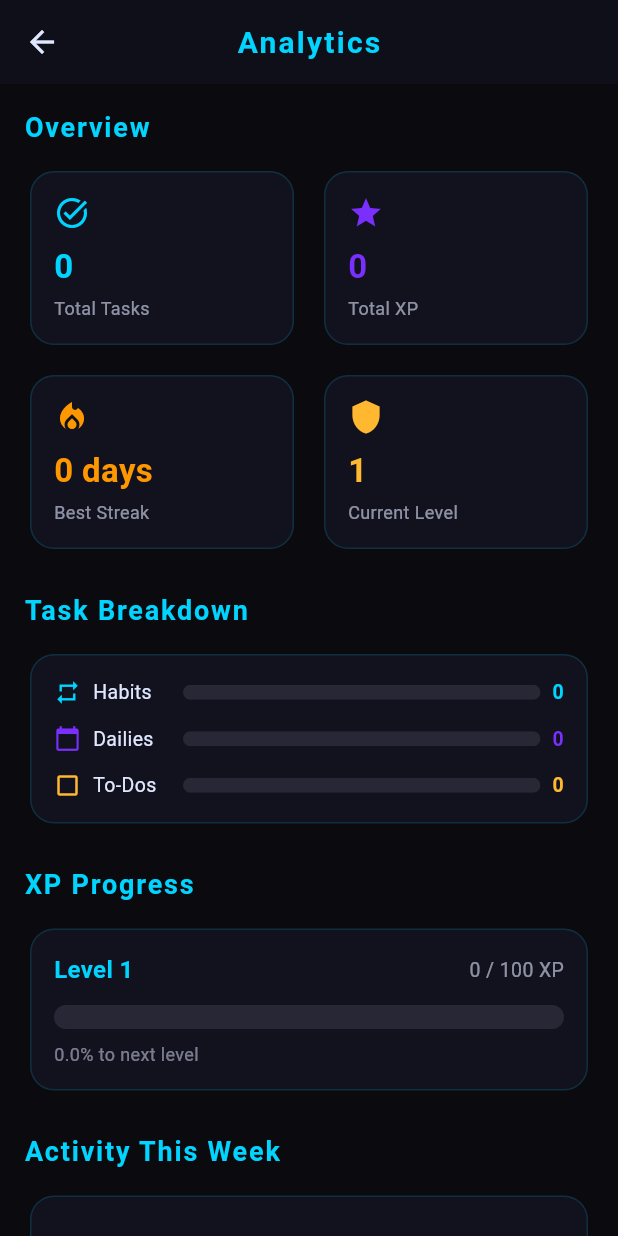
After one commit to harhyd07-oss/life_rpg, a Flutter app: the AnalyticsScreen screen opened directly, on a phone screen of 412 x 824 dp. The commit adds this screen. Run offline on Flutter 3.47's test engine with Material 3 defaults, Android fonts, the phone set to English and light mode, and no system bars; our stand-ins replace flutter_riverpod, hive, hive_flutter; accounts and stored records are empty.

Commit message:
feat: add analytics screen with task breakdown and weekly activity

```diff
--- /dev/null
+++ b/lib/core/analytics_model.dart
@@ -0,0 +1,55 @@
+import 'package:hive/hive.dart';
+
+part 'analytics_model.g.dart';
+
+@HiveType(typeId: 5)
+class AnalyticsModel {
+  @HiveField(0)
+  final int totalHabitsCompleted;
+
+  @HiveField(1)
+  final int totalDailiesCompleted;
+
+  @HiveField(2)
+  final int totalTodosCompleted;
+
+  @HiveField(3)
+  final int totalXpEarned;
+
+  @HiveField(4)
+  final int bestStreak;
+
+  @HiveField(5)
+  final Map<String, int> dailyCompletions;
+
+  const AnalyticsModel({
+    this.totalHabitsCompleted = 0,
+    this.totalDailiesCompleted = 0,
+    this.totalTodosCompleted = 0,
+    this.totalXpEarned = 0,
+    this.bestStreak = 0,
+    this.dailyCompletions = const {},
+  });
+
+  int get totalTasksCompleted =>
+      totalHabitsCompleted + totalDailiesCompleted + totalTodosCompleted;
+
+  AnalyticsModel copyWith({
+    int? totalHabitsCompleted,
+    int? totalDailiesCompleted,
+    int? totalTodosCompleted,
+    int? totalXpEarned,
+    int? bestStreak,
+    Map<String, int>? dailyCompletions,
+  }) {
+    return AnalyticsModel(
+      totalHabitsCompleted: totalHabitsCompleted ?? this.totalHabitsCompleted,
+      totalDailiesCompleted:
+          totalDailiesCompleted ?? this.totalDailiesCompleted,
+      totalTodosCompleted: totalTodosCompleted ?? this.totalTodosCompleted,
+      totalXpEarned: totalXpEarned ?? this.totalXpEarned,
+      bestStreak: bestStreak ?? this.bestStreak,
+      dailyCompletions: dailyCompletions ?? this.dailyCompletions,
+    );
+  }
+}
--- /dev/null
+++ b/lib/core/analytics_provider.dart
@@ -0,0 +1,69 @@
+import 'package:flutter_riverpod/flutter_riverpod.dart';
+import 'package:hive/hive.dart';
+import 'analytics_model.dart';
+
+class AnalyticsNotifier extends StateNotifier<AnalyticsModel> {
+  AnalyticsNotifier() : super(const AnalyticsModel()) {
+    Future.microtask(() => _loadFromHive());
+  }
+
+  void _loadFromHive() {
+    final box = Hive.box<AnalyticsModel>('analyticsBox');
+    final saved = box.get('analytics');
+    if (saved != null) state = saved;
+  }
+
+  void _save() {
+    final box = Hive.box<AnalyticsModel>('analyticsBox');
+    box.put('analytics', state);
+  }
+
+  String get _todayKey {
+    final now = DateTime.now();
+    return '${now.year}-${now.month}-${now.day}';
+  }
+
+  void recordHabitCompleted(int xpEarned) {
+    final updatedCompletions = Map<String, int>.from(state.dailyCompletions);
+    updatedCompletions[_todayKey] = (updatedCompletions[_todayKey] ?? 0) + 1;
+
+    state = state.copyWith(
+      totalHabitsCompleted: state.totalHabitsCompleted + 1,
+      totalXpEarned: state.totalXpEarned + xpEarned,
+      dailyCompletions: updatedCompletions,
+    );
+    _save();
+  }
+
+  void recordDailyCompleted(int xpEarned, int currentStreak) {
+    final updatedCompletions = Map<String, int>.from(state.dailyCompletions);
+    updatedCompletions[_todayKey] = (updatedCompletions[_todayKey] ?? 0) + 1;
+
+    state = state.copyWith(
+      totalDailiesCompleted: state.totalDailiesCompleted + 1,
+      totalXpEarned: state.totalXpEarned + xpEarned,
+      bestStreak: currentStreak > state.bestStreak
+          ? currentStreak
+          : state.bestStreak,
+      dailyCompletions: updatedCompletions,
+    );
+    _save();
+  }
+
+  void recordTodoCompleted(int xpEarned) {
+    final updatedCompletions = Map<String, int>.from(state.dailyCompletions);
+    updatedCompletions[_todayKey] = (updatedCompletions[_todayKey] ?? 0) + 1;
+
+    state = state.copyWith(
+      totalTodosCompleted: state.totalTodosCompleted + 1,
+      totalXpEarned: state.totalXpEarned + xpEarned,
+      dailyCompletions: updatedCompletions,
+    );
+    _save();
+  }
+}
+
+final analyticsProvider =
+    StateNotifierProvider<AnalyticsNotifier, AnalyticsModel>((ref) {
+      return AnalyticsNotifier();
+    });
--- a/lib/main.dart
+++ b/lib/main.dart
@@ -9,6 +9,7 @@ import 'core/app_theme.dart';
 import 'core/theme_provider.dart';
 import 'ui/main_screen.dart';
 import 'rewards/reward_model.dart';
+import 'core/analytics_model.dart';
 
 void main() async {
   WidgetsFlutterBinding.ensureInitialized();
@@ -20,14 +21,14 @@ void main() async {
   Hive.registerAdapter(DailyAdapter());
   Hive.registerAdapter(TodoAdapter());
   Hive.registerAdapter(RewardAdapter());
-
+  Hive.registerAdapter(AnalyticsModelAdapter());
   await Hive.openBox<PlayerModel>('playerBox');
   await Hive.openBox<Habit>('habitBox');
   await Hive.openBox<Daily>('dailyBox');
   await Hive.openBox<Todo>('todoBox');
   await Hive.openBox<Reward>('rewardBox');
   await Hive.openBox('settingsBox');
-
+  await Hive.openBox<AnalyticsModel>('analyticsBox');
   runApp(const ProviderScope(child: MyApp()));
 }
 
--- a/lib/tasks/providers/daily_provider.dart
+++ b/lib/tasks/providers/daily_provider.dart
@@ -1,6 +1,7 @@
 import 'package:flutter_riverpod/flutter_riverpod.dart';
 import 'package:hive/hive.dart';
 import '../../player/player_provider.dart';
+import '../../core/analytics_provider.dart';
 import '../models/daily_model.dart';
 
 class DailyNotifier extends StateNotifier<List<Daily>> {
@@ -50,6 +51,9 @@ class DailyNotifier extends StateNotifier<List<Daily>> {
 
     player.addXp(totalXp);
     player.addGold(dailyGold);
+    ref
+        .read(analyticsProvider.notifier)
+        .recordDailyCompleted(totalXp, completed.streak);
   }
 
   void resetDailies() {
--- a/lib/tasks/providers/habit_provider.dart
+++ b/lib/tasks/providers/habit_provider.dart
@@ -1,11 +1,11 @@
 import 'package:flutter_riverpod/flutter_riverpod.dart';
 import 'package:hive/hive.dart';
 import '../../player/player_provider.dart';
+import '../../core/analytics_provider.dart';
 import '../models/habit_model.dart';
 
 class HabitNotifier extends StateNotifier<List<Habit>> {
   HabitNotifier(this.ref) : super([]) {
-    // Load after provider is fully initialized
     Future.microtask(() => _loadFromHive());
   }
 
@@ -40,6 +40,7 @@ class HabitNotifier extends StateNotifier<List<Habit>> {
     ];
     _save();
     ref.read(playerProvider.notifier).addXp(20);
+    ref.read(analyticsProvider.notifier).recordHabitCompleted(20);
   }
 }
 
--- a/lib/tasks/providers/todo_provider.dart
+++ b/lib/tasks/providers/todo_provider.dart
@@ -1,6 +1,7 @@
 import 'package:flutter_riverpod/flutter_riverpod.dart';
 import 'package:hive/hive.dart';
 import '../../player/player_provider.dart';
+import '../../core/analytics_provider.dart';
 import '../models/todo_model.dart';
 
 class TodoNotifier extends StateNotifier<List<Todo>> {
@@ -41,6 +42,7 @@ class TodoNotifier extends StateNotifier<List<Todo>> {
     _save();
     ref.read(playerProvider.notifier).addXp(todoXp);
     ref.read(playerProvider.notifier).addGold(todoGold);
+    ref.read(analyticsProvider.notifier).recordTodoCompleted(todoXp);
   }
 
   void deleteTodo(String id) {
--- /dev/null
+++ b/lib/ui/analytics_screen.dart
@@ -0,0 +1,419 @@
+import 'package:flutter/material.dart';
+import 'package:flutter_riverpod/flutter_riverpod.dart';
+import '../core/analytics_provider.dart';
+import '../player/player_provider.dart';
+import '../core/app_theme.dart';
+
+class AnalyticsScreen extends ConsumerWidget {
+  const AnalyticsScreen({super.key});
+
+  @override
+  Widget build(BuildContext context, WidgetRef ref) {
+    final analytics = ref.watch(analyticsProvider);
+    final player = ref.watch(playerProvider);
+    final isDark = Theme.of(context).brightness == Brightness.dark;
+    final primaryColor = isDark ? AppTheme.darkPrimary : AppTheme.lightPrimary;
+    final secondaryColor = isDark
+        ? AppTheme.darkSecondary
+        : AppTheme.lightSecondary;
+    final goldColor = isDark ? AppTheme.darkGold : AppTheme.lightGold;
+
+    return Scaffold(
+      appBar: AppBar(title: const Text('Analytics'), centerTitle: true),
+      body: SingleChildScrollView(
+        padding: const EdgeInsets.all(16),
+        child: Column(
+          crossAxisAlignment: CrossAxisAlignment.start,
+          children: [
+            // ── Total Tasks Card ──────────────────────────
+            _SectionTitle(title: 'Overview', color: primaryColor),
+            const SizedBox(height: 12),
+            Row(
+              children: [
+                Expanded(
+                  child: _StatCard(
+                    label: 'Total Tasks',
+                    value: '${analytics.totalTasksCompleted}',
+                    icon: Icons.task_alt,
+                    color: primaryColor,
+                  ),
+                ),
+                const SizedBox(width: 12),
+                Expanded(
+                  child: _StatCard(
+                    label: 'Total XP',
+                    value: '${analytics.totalXpEarned}',
+                    icon: Icons.star,
+                    color: secondaryColor,
+                  ),
+                ),
+              ],
+            ),
+            const SizedBox(height: 12),
+            Row(
+              children: [
+                Expanded(
+                  child: _StatCard(
+                    label: 'Best Streak',
+                    value: '${analytics.bestStreak} days',
+                    icon: Icons.local_fire_department,
+                    color: Colors.orange,
+                  ),
+                ),
+                const SizedBox(width: 12),
+                Expanded(
+                  child: _StatCard(
+                    label: 'Current Level',
+                    value: '${player.level}',
+                    icon: Icons.shield,
+                    color: goldColor,
+                  ),
+                ),
+              ],
+            ),
+
+            const SizedBox(height: 24),
+
+            // ── Task Breakdown ────────────────────────────
+            _SectionTitle(title: 'Task Breakdown', color: primaryColor),
+            const SizedBox(height: 12),
+            Card(
+              child: Padding(
+                padding: const EdgeInsets.all(16),
+                child: Column(
+                  children: [
+                    _BreakdownRow(
+                      label: 'Habits',
+                      count: analytics.totalHabitsCompleted,
+                      total: analytics.totalTasksCompleted,
+                      color: primaryColor,
+                      icon: Icons.repeat,
+                    ),
+                    const SizedBox(height: 12),
+                    _BreakdownRow(
+                      label: 'Dailies',
+                      count: analytics.totalDailiesCompleted,
+                      total: analytics.totalTasksCompleted,
+                      color: secondaryColor,
+                      icon: Icons.calendar_today,
+                    ),
+                    const SizedBox(height: 12),
+                    _BreakdownRow(
+                      label: 'To-Dos',
+                      count: analytics.totalTodosCompleted,
+                      total: analytics.totalTasksCompleted,
+                      color: goldColor,
+                      icon: Icons.check_box_outline_blank,
+                    ),
+                  ],
+                ),
+              ),
+            ),
+
+            const SizedBox(height: 24),
+
+            // ── XP Progress ───────────────────────────────
+            _SectionTitle(title: 'XP Progress', color: primaryColor),
+            const SizedBox(height: 12),
+            Card(
+              child: Padding(
+                padding: const EdgeInsets.all(16),
+                child: Column(
+                  crossAxisAlignment: CrossAxisAlignment.start,
+                  children: [
+                    Row(
+                      mainAxisAlignment: MainAxisAlignment.spaceBetween,
+                      children: [
+                        Text(
+                          'Level ${player.level}',
+                          style: TextStyle(
+                            fontSize: 16,
+                            fontWeight: FontWeight.bold,
+                            color: primaryColor,
+                          ),
+                        ),
+                        Text(
+                          '${player.xp} / ${player.xpToNextLevel} XP',
+                          style: TextStyle(
+                            fontSize: 13,
+                            color: Theme.of(
+                              context,
+                            ).colorScheme.onSurface.withValues(alpha: 0.6),
+                          ),
+                        ),
+                      ],
+                    ),
+                    const SizedBox(height: 12),
+                    ClipRRect(
+                      borderRadius: BorderRadius.circular(8),
+                      child: LinearProgressIndicator(
+                        value: player.xpProgress,
+                        minHeight: 16,
+                        backgroundColor: Theme.of(
+                          context,
+                        ).colorScheme.onSurface.withValues(alpha: 0.1),
+                        valueColor: AlwaysStoppedAnimation<Color>(primaryColor),
+                      ),
+                    ),
+                    const SizedBox(height: 8),
+                    Text(
+                      '${((player.xpProgress) * 100).toStringAsFixed(1)}% to next level',
+                      style: TextStyle(
+                        fontSize: 12,
+                        color: Theme.of(
+                          context,
+                        ).colorScheme.onSurface.withValues(alpha: 0.5),
+                      ),
+                    ),
+                  ],
+                ),
+              ),
+            ),
+
+            const SizedBox(height: 24),
+
+            // ── Activity This Week ────────────────────────
+            _SectionTitle(title: 'Activity This Week', color: primaryColor),
+            const SizedBox(height: 12),
+            Card(
+              child: Padding(
+                padding: const EdgeInsets.all(16),
+                child: _WeeklyActivity(
+                  dailyCompletions: analytics.dailyCompletions,
+                  primaryColor: primaryColor,
+                ),
+              ),
+            ),
+
+            const SizedBox(height: 24),
+          ],
+        ),
+      ),
+    );
+  }
+}
+
+// ── Section Title ───────────────────────────────────────────
+class _SectionTitle extends StatelessWidget {
+  final String title;
+  final Color color;
+
+  const _SectionTitle({required this.title, required this.color});
+
+  @override
+  Widget build(BuildContext context) {
+    return Text(
+      title,
+      style: TextStyle(
+        fontSize: 18,
+        fontWeight: FontWeight.bold,
+        color: color,
+        letterSpacing: 1.2,
+      ),
+    );
+  }
+}
+
+// ── Stat Card ───────────────────────────────────────────────
+class _StatCard extends StatelessWidget {
+  final String label;
+  final String value;
+  final IconData icon;
+  final Color color;
+
+  const _StatCard({
+    required this.label,
+    required this.value,
+    required this.icon,
+    required this.color,
+  });
+
+  @override
+  Widget build(BuildContext context) {
+    return Card(
+      child: Padding(
+        padding: const EdgeInsets.all(16),
+        child: Column(
+          crossAxisAlignment: CrossAxisAlignment.start,
+          children: [
+            Icon(icon, color: color, size: 24),
+            const SizedBox(height: 8),
+            Text(
+              value,
+              style: TextStyle(
+                fontSize: 22,
+                fontWeight: FontWeight.bold,
+                color: color,
+              ),
+            ),
+            const SizedBox(height: 4),
+            Text(
+              label,
+              style: TextStyle(
+                fontSize: 12,
+                color: Theme.of(
+                  context,
+                ).colorScheme.onSurface.withValues(alpha: 0.6),
+              ),
+            ),
+          ],
+        ),
+      ),
+    );
+  }
+}
+
+// ── Breakdown Row ───────────────────────────────────────────
+class _BreakdownRow extends StatelessWidget {
+  final String label;
+  final int count;
+  final int total;
+  final Color color;
+  final IconData icon;
+
+  const _BreakdownRow({
+    required this.label,
+    required this.count,
+    required this.total,
+    required this.color,
+    required this.icon,
+  });
+
+  @override
+  Widget build(BuildContext context) {
+    final progress = total == 0 ? 0.0 : count / total;
+
+    return Row(
+      children: [
+        Icon(icon, color: color, size: 18),
+        const SizedBox(width: 8),
+        SizedBox(
+          width: 60,
+          child: Text(label, style: const TextStyle(fontSize: 13)),
+        ),
+        Expanded(
+          child: ClipRRect(
+            borderRadius: BorderRadius.circular(6),
+            child: LinearProgressIndicator(
+              value: progress,
+              minHeight: 10,
+              backgroundColor: Theme.of(
+                context,
+              ).colorScheme.onSurface.withValues(alpha: 0.1),
+              valueColor: AlwaysStoppedAnimation<Color>(color),
+            ),
+          ),
+        ),
+        const SizedBox(width: 8),
+        Text(
+          '$count',
+          style: TextStyle(
+            fontSize: 13,
+            fontWeight: FontWeight.bold,
+            color: color,
+          ),
+        ),
+      ],
+    );
+  }
+}
+
+// ── Weekly Activity ─────────────────────────────────────────
+class _WeeklyActivity extends StatelessWidget {
+  final Map<String, int> dailyCompletions;
+  final Color primaryColor;
+
+  const _WeeklyActivity({
+    required this.dailyCompletions,
+    required this.primaryColor,
+  });
+
+  @override
+  Widget build(BuildContext context) {
+    final now = DateTime.now();
+    final days = List.generate(7, (i) {
+      final date = now.subtract(Duration(days: 6 - i));
+      final key = '${date.year}-${date.month}-${date.day}';
+      final count = dailyCompletions[key] ?? 0;
+      return _DayData(date: date, count: count);
+    });
+
+    final maxCount = days.map((d) => d.count).reduce((a, b) => a > b ? a : b);
+
+    return Column(
+      children: [
+        SizedBox(
+          height: 80,
+          child: Row(
+            crossAxisAlignment: CrossAxisAlignment.end,
+            mainAxisAlignment: MainAxisAlignment.spaceAround,
+            children: days.map((day) {
+              final barHeight = maxCount == 0
+                  ? 4.0
+                  : (day.count / maxCount * 60).clamp(4.0, 60.0);
+
+              return Column(
+                mainAxisAlignment: MainAxisAlignment.end,
+                children: [
+                  if (day.count > 0)
+                    Text(
+                      '${day.count}',
+                      style: TextStyle(
+                        fontSize: 10,
+                        color: primaryColor,
+                        fontWeight: FontWeight.bold,
+                      ),
+                    ),
+                  const SizedBox(height: 2),
+                  Container(
+                    width: 28,
+                    height: barHeight,
+                    decoration: BoxDecoration(
+                      color: day.count > 0
+                          ? primaryColor
+                          : primaryColor.withValues(alpha: 0.15),
+                      borderRadius: BorderRadius.circular(4),
+                    ),
+                  ),
+                ],
+              );
+            }).toList(),
+          ),
+        ),
+        const SizedBox(height: 8),
+        Row(
+          mainAxisAlignment: MainAxisAlignment.spaceAround,
+          children: days.map((day) {
+            final isToday =
+                day.date.day == now.day &&
+                day.date.month == now.month &&
+                day.date.year == now.year;
+            return Text(
+              _dayLabel(day.date.weekday),
+              style: TextStyle(
+                fontSize: 11,
+                fontWeight: isToday ? FontWeight.bold : FontWeight.normal,
+                color: isToday
+                    ? primaryColor
+                    : Theme.of(
+                        context,
+                      ).colorScheme.onSurface.withValues(alpha: 0.5),
+              ),
+            );
+          }).toList(),
+        ),
+      ],
+    );
+  }
+
+  String _dayLabel(int weekday) {
+    const days = ['Mon', 'Tue', 'Wed', 'Thu', 'Fri', 'Sat', 'Sun'];
+    return days[weekday - 1];
+  }
+}
+
+class _DayData {
+  final DateTime date;
+  final int count;
+  _DayData({required this.date, required this.count});
+}
--- a/lib/ui/main_screen.dart
+++ b/lib/ui/main_screen.dart
@@ -4,6 +4,7 @@ import '../core/reset_service.dart';
 import 'tasks_screen.dart';
 import 'profile_screen.dart';
 import 'reward_screen.dart';
+import 'analytics_screen.dart';
 
 class MainScreen extends ConsumerStatefulWidget {
   const MainScreen({super.key});
@@ -19,6 +20,7 @@ class _MainScreenState extends ConsumerState<MainScreen> {
     TasksScreen(),
     ProfileScreen(),
     RewardScreen(),
+    AnalyticsScreen(),
   ];
 
   @override
@@ -54,6 +56,11 @@ class _MainScreenState extends ConsumerState<MainScreen> {
             selectedIcon: Icon(Icons.store),
             label: 'Rewards',
           ),
+          NavigationDestination(
+            icon: Icon(Icons.bar_chart_outlined),
+            selectedIcon: Icon(Icons.bar_chart),
+            label: 'Analytics',
+          ),
         ],
       ),
     );
```
Also changed, not shown: lib/core/analytics_model.g.dart (added).
